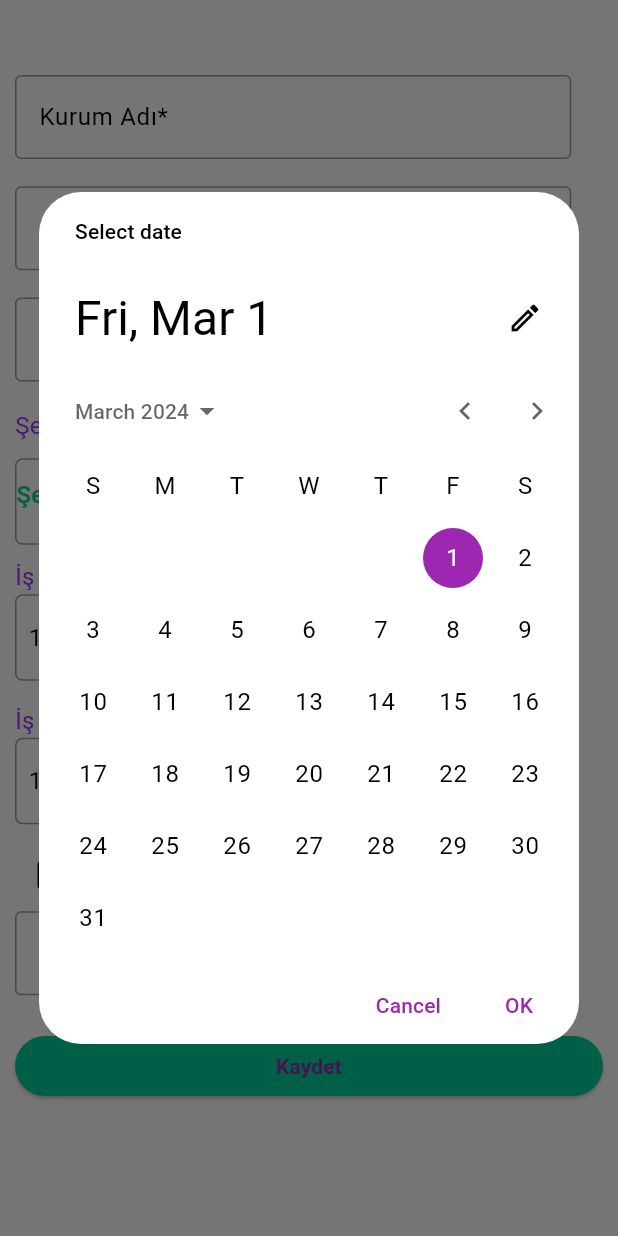
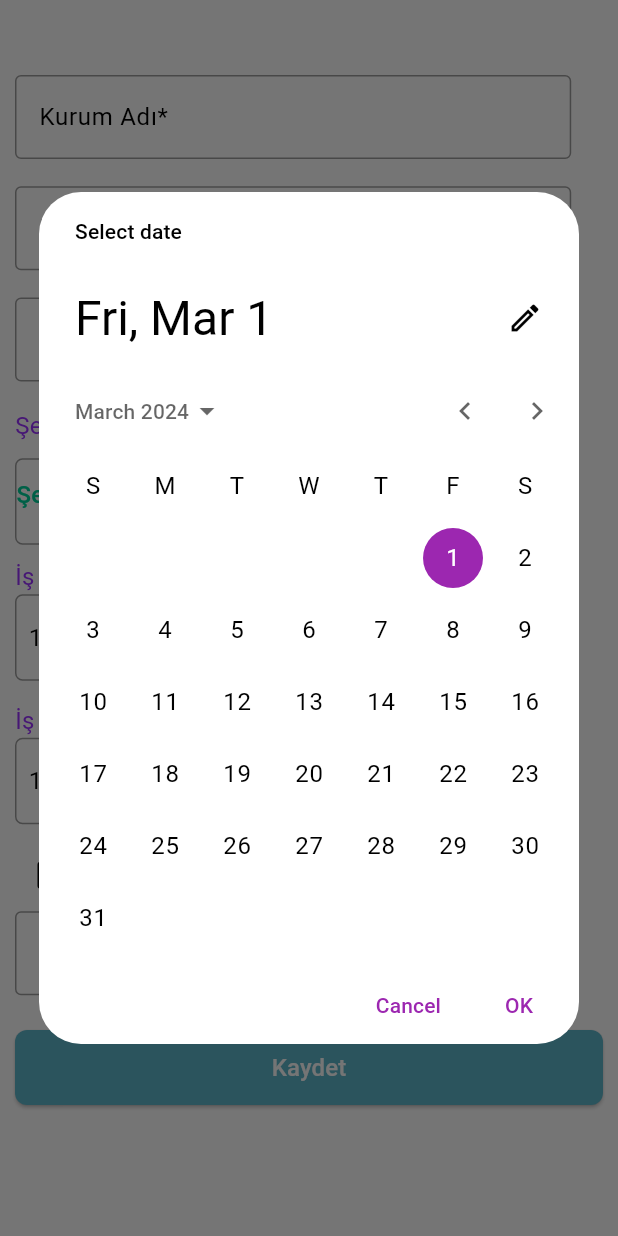
Before and after one commit to berkeercin/tobetomobileapp, a Flutter app: the ProfileTabExperiences screen opened directly, after a tap on an icon or button, on a phone screen of 412 x 824 dp. Run offline on Flutter 3.47's test engine with Material 3 defaults, Android fonts, the phone set to English and light mode, and no system bars; our stand-ins replace cloud_firestore, firebase_auth, firebase_core, flutter_bloc, flutter_speed_dial, hooks_riverpod and 2 more; accounts and stored records are empty; generated files the repository leaves out were written again.

Commit message:
Profile Edit Screen button change

```diff
--- a/lib/screens/edu_details.dart
+++ b/lib/screens/edu_details.dart
@@ -85,19 +85,23 @@ class _EduDetailsState extends State<EduDetails> {
                 style: TextStyle(color: tobetoColor.buttonColor, fontSize: 20),
               )),
               body: Padding(
-                padding: const EdgeInsets.all(8.0),
+                padding: const EdgeInsets.all(5.0),
                 child: GridView.builder(
                   gridDelegate: const SliverGridDelegateWithFixedCrossAxisCount(
                       crossAxisCount: 2),
                   itemCount: state.education.content.length,
                   itemBuilder: (context, index) {
-                    return FutureBuilder(
+                    return Padding(
+                      padding: const EdgeInsets.all(8.0),
+                      child: FutureBuilder(
                         future: countPercentage(state.education.content[index]),
                         builder: (context, snapshot) {
-                        if (snapshot.connectionState == ConnectionState.done) {
+                          if (snapshot.connectionState ==
+                              ConnectionState.done) {
                             double doublePercentage = snapshot.data! / 100;
                             Color progressColor = tobetoColor.cardColor;
-                          String progressText = "%${snapshot.data} tamamlandı";
+                            String progressText =
+                                "%${snapshot.data} tamamlandı";
                             if (doublePercentage == 1.00) {
                               progressColor = tobetoColor.cardColor;
                               progressText = "Modül başarıyla tamamlandı!";
@@ -116,18 +120,19 @@ class _EduDetailsState extends State<EduDetails> {
                               child: Container(
                                 decoration: BoxDecoration(
                                     borderRadius: BorderRadius.circular(12),
-                                  color:
-                                      tobetoColor.reviewColor1.withOpacity(.6)),
+                                    color: tobetoColor.reviewColor1
+                                        .withOpacity(.6)),
                                 child: Center(
                                   child: Padding(
                                     padding: const EdgeInsets.only(top: 26.0),
                                     child: Column(
-                                    mainAxisAlignment: MainAxisAlignment.center,
+                                      mainAxisAlignment:
+                                          MainAxisAlignment.center,
                                       children: [
                                         doublePercentage < 1.00
                                             ? CircleAvatar(
-                                              backgroundColor:
-                                                  Colors.white.withOpacity(.9),
+                                                backgroundColor: Colors.white
+                                                    .withOpacity(.9),
                                                 child: Transform.scale(
                                                   scaleY: -1,
                                                   child: RotationTransition(
@@ -154,7 +159,8 @@ class _EduDetailsState extends State<EduDetails> {
                                               .contentTitle,
                                           textAlign: TextAlign.center,
                                           style: const TextStyle(
-                                            color: Colors.black, fontSize: 16),
+                                              color: Colors.black,
+                                              fontSize: 16),
                                         ),
                                         const SizedBox(
                                           height: 10,
@@ -163,7 +169,8 @@ class _EduDetailsState extends State<EduDetails> {
                                           progressText,
                                           textAlign: TextAlign.center,
                                           style: const TextStyle(
-                                            color: Colors.black, fontSize: 16),
+                                              color: Colors.black,
+                                              fontSize: 16),
                                         ),
                                         const Spacer()
                                       ],
@@ -183,6 +190,7 @@ class _EduDetailsState extends State<EduDetails> {
                             );
                           }
                         },
+                      ),
                     );
                   },
                 ),
--- a/lib/widgets/edit_profile_screen_widgets/profilepage_button.dart
+++ b/lib/widgets/edit_profile_screen_widgets/profilepage_button.dart
@@ -1,5 +1,6 @@
 import 'package:flutter/material.dart';
 import 'package:tobetomobileapp/constants/global/tobeto_colors.dart';
+import 'package:tobetomobileapp/themes/dark_light_theme.dart';
 
 class ProfileSaveButton extends StatefulWidget {
   const ProfileSaveButton({super.key, required this.butonName});
@@ -10,28 +11,52 @@ class ProfileSaveButton extends StatefulWidget {
 }
 
 class _ProfileSaveButtonState extends State<ProfileSaveButton> {
+  late String assetImage;
+  late Color textColor;
+  late Color textFColor;
+  late Color backgroundColor;
+  void darkLightTheme(BuildContext context) {
+    var brightness = MediaQuery.of(context).platformBrightness;
+    if (brightness == Brightness.dark) {
+      setState(() {
+        assetImage = DarkThemeStyle().darkThemeImage;
+        textColor = DarkThemeStyle().darkTextColor;
+        backgroundColor = DarkThemeStyle().darkBackgroundColor;
+        textFColor = Colors.white;
+      });
+    } else if (brightness == Brightness.light) {
+      setState(() {
+        assetImage = LightThemeStyle().lightThemeImage;
+        textColor = LightThemeStyle().lightTextColor;
+        backgroundColor = LightThemeStyle().lightBackgroundColor;
+        textFColor = TobetoColor().iconColor;
+      });
+    }
+  }
+
   @override
   Widget build(BuildContext context) {
+    darkLightTheme(context);
     final double phoneWidth = MediaQuery.of(context).size.width;
+    final mySize = MediaQuery.of(context).size.width;
+    var color = TobetoColor();
+
     return Center(
       child: SizedBox(
           width: phoneWidth,
           child: ElevatedButton(
               style: ButtonStyle(
-            backgroundColor:
-                MaterialStateProperty.all<Color>(TobetoColor().cardColor),
-          ),
+                  backgroundColor: MaterialStatePropertyAll(color.buttonColor),
+                  shape: MaterialStatePropertyAll(RoundedRectangleBorder(
+                      borderRadius: BorderRadius.circular(8))),
+                  minimumSize: MaterialStatePropertyAll(Size(mySize, 50))),
               onPressed: () {
-            setState(() {
                 Navigator.pop(context, true);
-            });
               },
               child: Text(
                 widget.butonName,
-            style: const TextStyle(fontWeight: FontWeight.bold),
-          ),
-        ),
-      ),
+                style: TextStyle(color: backgroundColor, fontSize: 16),
+              ))),
     );
   }
 }
```
Lines whose indentation alone changed are shown as unchanged.
